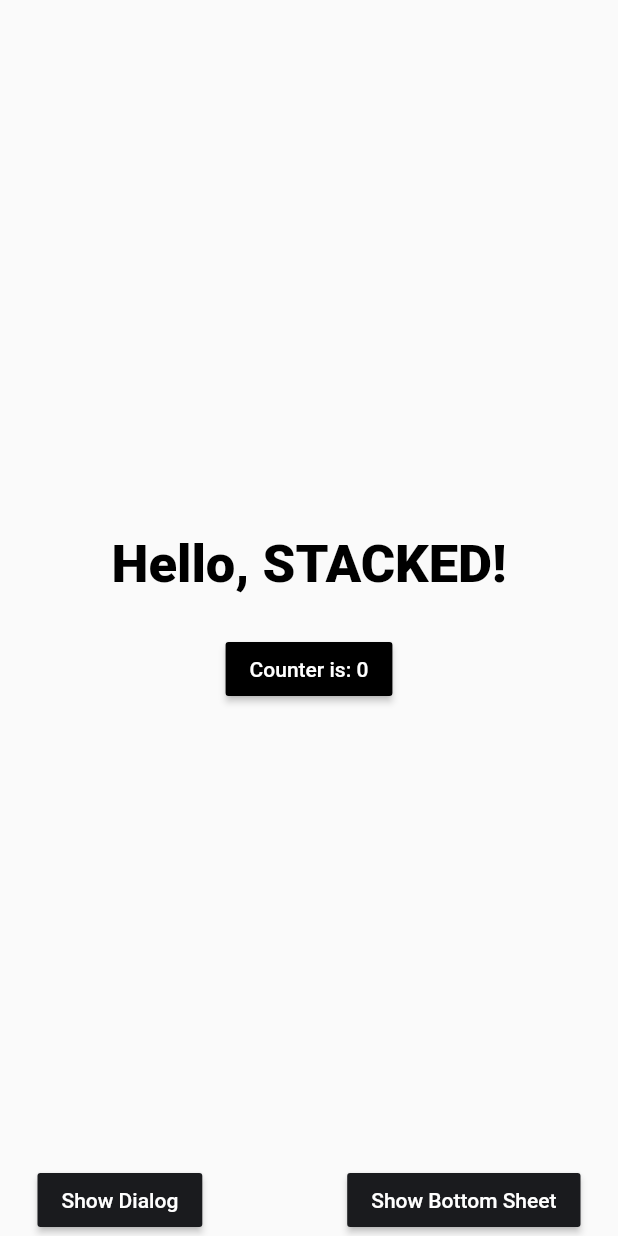
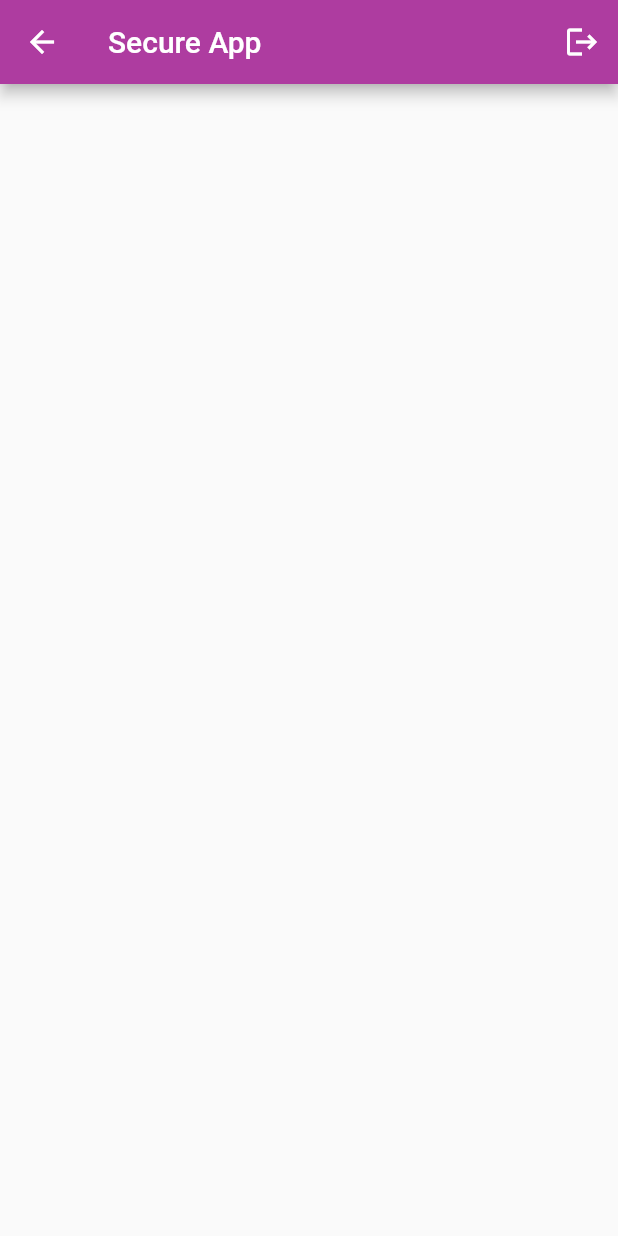
Before and after one commit to Autobonics/encryption_app, a Flutter app: the HomeView screen opened by its route, on a phone screen of 412 x 824 dp. Run offline on Flutter 3.47's test engine with Material 2 defaults, Android fonts, the phone set to English and light mode, and no system bars; our stand-ins replace cloud_firestore, firebase_core, flutter_signin_button, logger, stacked, stacked_services and 1 more; missing offline and left inert: stacked_firebase_auth; accounts and stored records are empty; project files that could hold a hidden picture were left out.

```diff
--- a/secret_app/lib/app/app.bottomsheets.dart
+++ b/secret_app/lib/app/app.bottomsheets.dart
@@ -7,10 +7,12 @@
 import 'package:stacked_services/stacked_services.dart';
 
 import 'app.locator.dart';
+import '../ui/bottom_sheets/alert/alert_sheet.dart';
 import '../ui/bottom_sheets/notice/notice_sheet.dart';
 
 enum BottomSheetType {
   notice,
+  alert,
 }
 
 void setupBottomSheetUi() {
@@ -19,6 +21,8 @@ void setupBottomSheetUi() {
   final Map<BottomSheetType, SheetBuilder> builders = {
     BottomSheetType.notice: (context, request, completer) =>
         NoticeSheet(request: request, completer: completer),
+    BottomSheetType.alert: (context, request, completer) =>
+        AlertSheet(request: request, completer: completer),
   };
 
   bottomsheetService.setCustomSheetBuilders(builders);
--- a/secret_app/lib/app/app.dart
+++ b/secret_app/lib/app/app.dart
@@ -10,6 +10,7 @@ import 'package:secret_app/ui/views/settings/settings_view.dart';
 import 'package:secret_app/services/firestore_service.dart';
 import 'package:secret_app/services/user_service.dart';
 import 'package:secret_app/ui/views/profile/profile_view.dart';
+import 'package:secret_app/ui/bottom_sheets/alert/alert_sheet.dart';
 // @stacked-import
 
 @StackedApp(
@@ -32,7 +33,8 @@ import 'package:secret_app/ui/views/profile/profile_view.dart';
   ],
   bottomsheets: [
     StackedBottomsheet(classType: NoticeSheet),
-    // @stacked-bottom-sheet
+    StackedBottomsheet(classType: AlertSheet),
+// @stacked-bottom-sheet
   ],
   dialogs: [
     StackedDialog(classType: InfoAlertDialog),
--- a/secret_app/lib/main.dart
+++ b/secret_app/lib/main.dart
@@ -36,7 +36,7 @@ class MyApp extends StatelessWidget {
         colorScheme: const ColorScheme(
           brightness: Brightness.light,
           primary: kcPrimaryColor,
-          onPrimary: kcDarkGreyColor,
+          onPrimary: Colors.white,
           secondary: kcPrimaryColorDark,
           onSecondary: kcLightGrey,
           error: Colors.red,
--- a/secret_app/lib/models/appuser.dart
+++ b/secret_app/lib/models/appuser.dart
@@ -3,18 +3,23 @@ class AppUser {
   final String fullName;
   final String email;
   final String userRole;
+  final DateTime regTime;
 
-  AppUser(
-      {required this.id,
-      required this.fullName,
-      required this.email,
-      required this.userRole});
+  AppUser({
+    required this.id,
+    required this.fullName,
+    required this.email,
+    required this.userRole,
+    required this.regTime,
+  });
 
   AppUser.fromData(Map<String, dynamic> data)
       : id = data['id'],
         fullName = data['fullName'],
         email = data['email'],
-        userRole = data['userRole'] ?? "";
+        userRole = data['userRole'] ?? "",
+        regTime =
+            data['regTime'] != null ? data['regTime'].toDate() : DateTime.now();
 
   Map<String, dynamic> toJson(keyword) {
     return {
@@ -23,6 +28,7 @@ class AppUser {
       'keyword': keyword,
       'email': email,
       'userRole': userRole,
+      'regTime': regTime,
     };
   }
 }
--- /dev/null
+++ b/secret_app/lib/ui/bottom_sheets/alert/alert_sheet_model.dart
@@ -0,0 +1,3 @@
+import 'package:stacked/stacked.dart';
+
+class AlertSheetModel extends BaseViewModel {}
--- a/secret_app/lib/ui/common/app_colors.dart
+++ b/secret_app/lib/ui/common/app_colors.dart
@@ -1,7 +1,7 @@
 import 'package:flutter/material.dart';
 
-const Color kcPrimaryColor = Color(0xFF9600FF);
-const Color kcPrimaryColorDark = Color(0xFF300151);
+const Color kcPrimaryColor = Color(0xFFAE3CA0);
+const Color kcPrimaryColorDark = Color(0xFFFF6558);
 const Color kcDarkGreyColor = Color(0xFF1A1B1E);
 const Color kcMediumGrey = Color(0xFF474A54);
 const Color kcLightGrey = Color.fromARGB(255, 187, 187, 187);
--- a/secret_app/lib/ui/views/home/home_view.dart
+++ b/secret_app/lib/ui/views/home/home_view.dart
@@ -15,6 +15,18 @@ class HomeView extends StackedView<HomeViewModel> {
     Widget? child,
   ) {
     return Scaffold(
+      appBar: AppBar(
+        title: const Text(
+          'Secure App',
+        ),
+        actions: [
+          if (viewModel.user != null)
+            IconButton(
+              onPressed: viewModel.logout,
+              icon: const Icon(Icons.logout),
+            )
+        ],
+      ),
       body: SafeArea(
         child: Padding(
           padding: const EdgeInsets.symmetric(horizontal: 25.0),
@@ -23,52 +35,14 @@ class HomeView extends StackedView<HomeViewModel> {
               mainAxisSize: MainAxisSize.max,
               mainAxisAlignment: MainAxisAlignment.spaceBetween,
               children: [
-                verticalSpaceLarge,
-                Column(
-                  children: [
-                    const Text(
-                      'Hello, STACKED!',
-                      style: TextStyle(
-                        fontSize: 35,
-                        fontWeight: FontWeight.w900,
-                      ),
-                    ),
-                    verticalSpaceMedium,
-                    MaterialButton(
-                      color: Colors.black,
-                      onPressed: viewModel.incrementCounter,
-                      child: Text(
-                        viewModel.counterLabel,
-                        style: const TextStyle(color: Colors.white),
-                      ),
-                    ),
-                  ],
-                ),
-                Row(
-                  mainAxisAlignment: MainAxisAlignment.spaceBetween,
-                  children: [
-                    MaterialButton(
-                      color: kcDarkGreyColor,
-                      child: const Text(
-                        'Show Dialog',
-                        style: TextStyle(
-                          color: Colors.white,
-                        ),
-                      ),
-                      onPressed: viewModel.showDialog,
-                    ),
-                    MaterialButton(
-                      color: kcDarkGreyColor,
-                      child: const Text(
-                        'Show Bottom Sheet',
-                        style: TextStyle(
-                          color: Colors.white,
-                        ),
-                      ),
-                      onPressed: viewModel.showBottomSheet,
-                    ),
-                  ],
-                )
+                // MaterialButton(
+                //     color: Colors.black,
+                //   onPressed: viewModel.incrementCounter,
+                //   child: Text(
+                //     viewModel.counterLabel,
+                //     style: const TextStyle(color: Colors.white),
+                //   ),
+                // ),
               ],
             ),
           ),
@@ -82,4 +56,7 @@ class HomeView extends StackedView<HomeViewModel> {
     BuildContext context,
   ) =>
       HomeViewModel();
+
+  @override
+  void onViewModelReady(HomeViewModel viewModel) => viewModel.onModelReady();
 }
--- a/secret_app/lib/ui/views/home/home_viewmodel.dart
+++ b/secret_app/lib/ui/views/home/home_viewmodel.dart
@@ -1,6 +1,8 @@
 import 'package:secret_app/app/app.bottomsheets.dart';
 import 'package:secret_app/app/app.dialogs.dart';
 import 'package:secret_app/app/app.locator.dart';
+import 'package:secret_app/app/app.logger.dart';
+import 'package:secret_app/app/app.router.dart';
 import 'package:secret_app/models/appuser.dart';
 import 'package:secret_app/services/user_service.dart';
 import 'package:secret_app/ui/common/app_strings.dart';
@@ -8,44 +10,46 @@ import 'package:stacked/stacked.dart';
 import 'package:stacked_services/stacked_services.dart';
 
 class HomeViewModel extends BaseViewModel {
+  final log = getLogger('HomeViewModel');
+
   final _navigationService = locator<NavigationService>();
-  final _dialogService = locator<DialogService>();
-  final _bottomSheetService = locator<BottomSheetService>();
+  // final _dialogService = locator<DialogService>();
+  // final _bottomSheetService = locator<BottomSheetService>();
   final _userService = locator<UserService>();
 
   AppUser? get user => _userService.user;
 
-  String get counterLabel => 'Counter is: $_counter';
-
-  int _counter = 0;
-
   void onModelReady() async {
     setBusy(true);
-    bool isUser = await _userService.fetchUser();
-    if (!isUser) {
-      // _navigationService.na
+    if (user == null) {
+      AppUser? user = await _userService.fetchUser();
+      if (user != null) {
+        log.i(user.fullName);
+      } else {
+        log.i("No user document");
+      }
     }
     setBusy(false);
   }
 
-  void incrementCounter() {
-    _counter++;
-    rebuildUi();
+  void logout() {
+    _userService.logout();
+    _navigationService.replaceWithLoginView();
   }
 
-  void showDialog() {
-    _dialogService.showCustomDialog(
-      variant: DialogType.infoAlert,
-      title: 'Stacked Rocks!',
-      description: 'Give stacked $_counter stars on Github',
-    );
-  }
-
-  void showBottomSheet() {
-    _bottomSheetService.showCustomSheet(
-      variant: BottomSheetType.notice,
-      title: ksHomeBottomSheetTitle,
-      description: ksHomeBottomSheetDescription,
-    );
-  }
+  // void showDialog() {
+  //   _dialogService.showCustomDialog(
+  //     variant: DialogType.infoAlert,
+  //     title: 'Stacked Rocks!',
+  //     description: 'Give stacked $_counter stars on Github',
+  //   );
+  // }
+  //
+  // void showBottomSheet() {
+  //   _bottomSheetService.showCustomSheet(
+  //     variant: BottomSheetType.notice,
+  //     title: ksHomeBottomSheetTitle,
+  //     description: ksHomeBottomSheetDescription,
+  //   );
+  // }
 }
```
Also changed, not shown: secret_app/lib/services/user_service.dart (+17 -5 lines), secret_app/lib/ui/bottom_sheets/alert/alert_sheet.dart (added, +67 -0 lines), secret_app/lib/ui/views/login/login_view.dart (+7 -0 lines), secret_app/lib/ui/views/login/login_viewmodel.dart (+40 -5 lines), secret_app/lib/ui/views/startup/startup_viewmodel.dart (+5 -9 lines), 29 other files.
